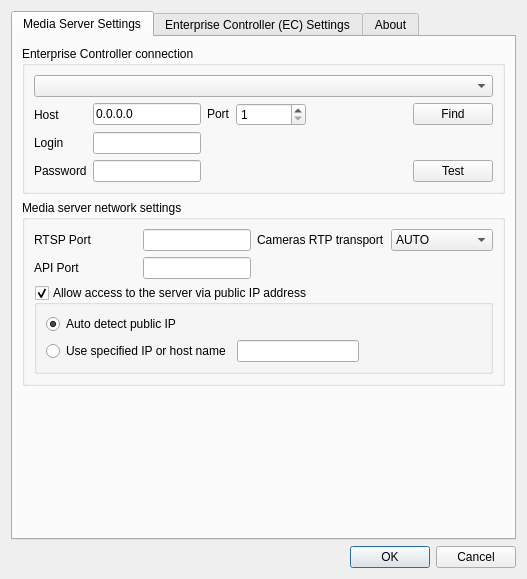
Before: the Qt Designer form traytool/src/settings.ui in networkoptix/nx_open, drawn with Qt 5.
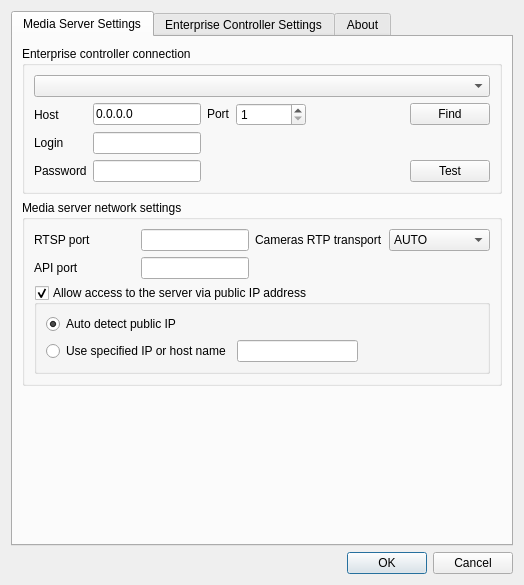
After: the same form once the commit is applied.

Diff of the .ui file:
```diff
--- a/traytool/src/settings.ui
+++ b/traytool/src/settings.ui
@@ -6,8 +6,8 @@
    <rect>
     <x>0</x>
     <y>0</y>
-    <width>527</width>
-    <height>579</height>
+    <width>524</width>
+    <height>585</height>
    </rect>
   </property>
   <property name="minimumSize">
@@ -39,7 +39,7 @@
        <item>
         <widget class="QGroupBox" name="groupBox_2">
          <property name="title">
-          <string>Enterprise Controller connection</string>
+          <string>Enterprise controller connection</string>
          </property>
          <layout class="QVBoxLayout" name="verticalLayout">
           <item>
@@ -243,7 +243,7 @@
                </sizepolicy>
               </property>
               <property name="text">
-               <string>RTSP Port</string>
+               <string>RTSP port</string>
               </property>
              </widget>
             </item>
@@ -266,7 +266,7 @@
                </sizepolicy>
               </property>
               <property name="text">
-               <string>API Port</string>
+               <string>API port</string>
               </property>
              </widget>
             </item>
@@ -373,7 +373,7 @@
      </widget>
      <widget class="QWidget" name="tabAppServer">
       <attribute name="title">
-       <string>Enterprise Controller (EC) Settings</string>
+       <string>Enterprise Controller Settings</string>
       </attribute>
       <layout class="QVBoxLayout" name="verticalLayout_3">
        <item>
```
Left out of the diff: 2 changed lines with no effect on the pictures.
